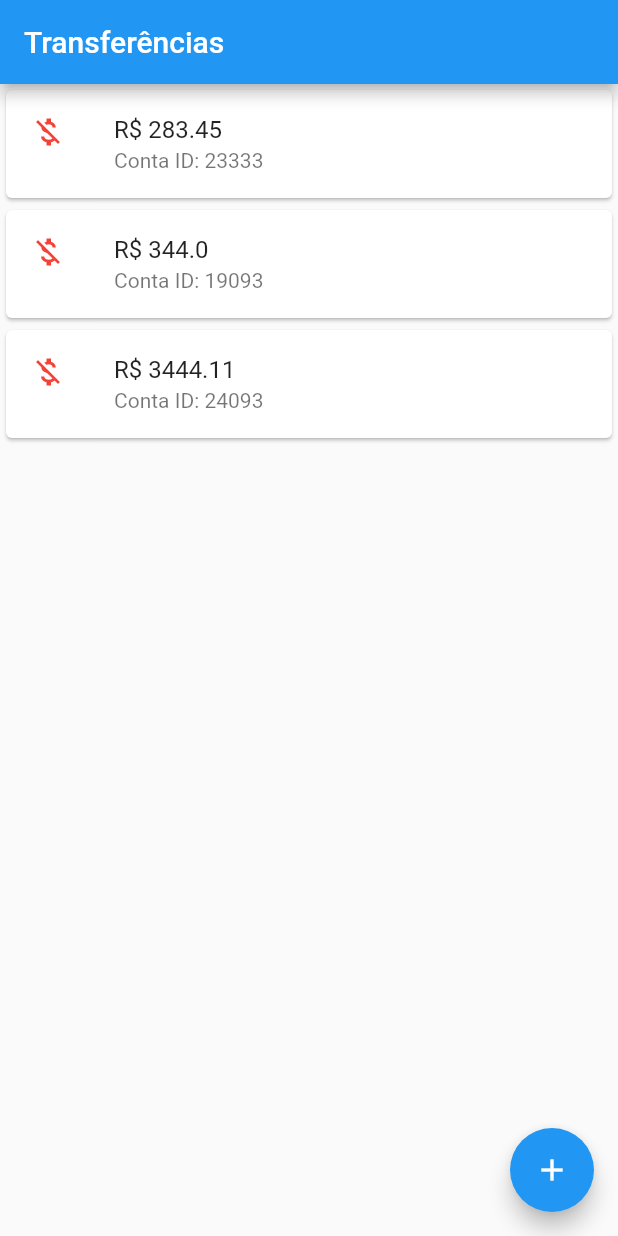
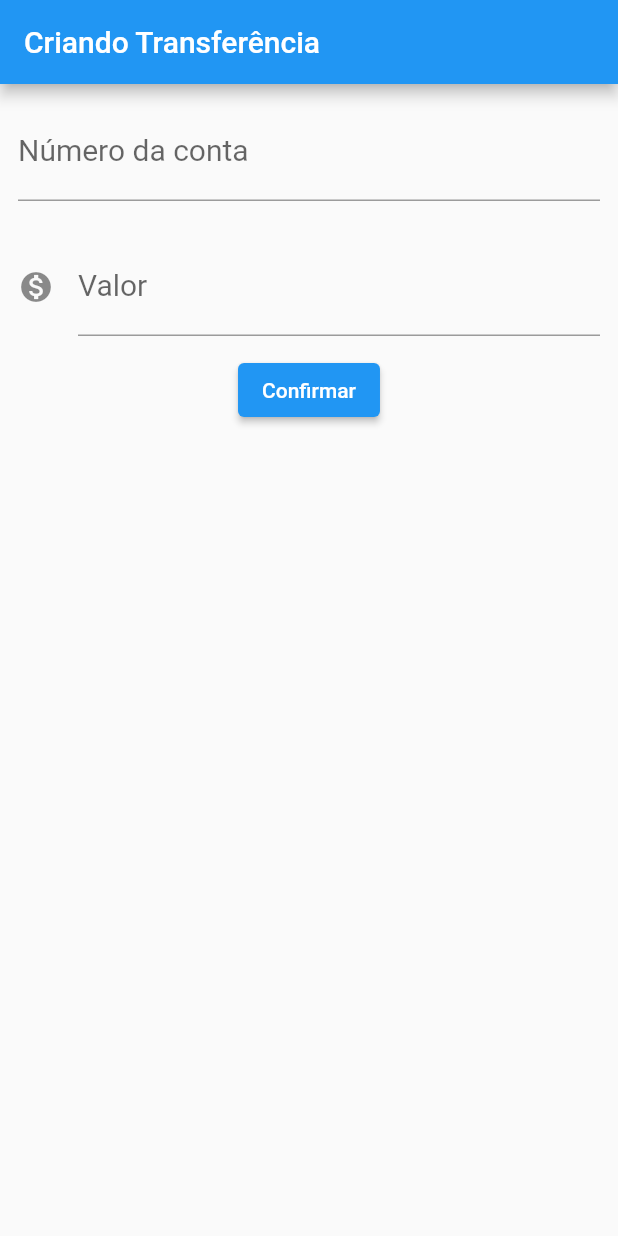
Before and after one commit to kewem/flutter-studies, a Flutter app: the screen it shows after launch, on a phone screen of 412 x 824 dp. Run offline on Flutter 3.47's test engine with Material 2 defaults, Android fonts, the phone set to English and light mode, and no system bars.

Commit message:
feat: completion of 'Criação de Transfêrencias' form functionalities

```diff
--- a/lib/main.dart
+++ b/lib/main.dart
@@ -1,42 +1,103 @@
 // ignore_for_file: prefer_const_constructors, prefer_const_literals_to_create_immutables
-
-import 'dart:ffi';
 
 import 'package:flutter/material.dart';
 
-void main() =>
-  runApp(MaterialApp(
+void main() => runApp(ByteBankApp());
+
+class ByteBankApp extends StatelessWidget {
+  const ByteBankApp({Key? key}) : super(key: key);
+
+  @override
+  Widget build(BuildContext context) {
+    return MaterialApp(
       home: Scaffold(
-      body: ListaTransferencias(),
+        body: FormularioTransferencia(),
+      ),
+    );
+  }
+}
+
+class FormularioTransferencia extends StatelessWidget {
+  final TextEditingController _controllerConta = TextEditingController();
+  final TextEditingController _controllerValor = TextEditingController();
+
+  FormularioTransferencia({Key? key}) : super(key: key);
+
+  @override
+  Widget build(BuildContext context) {
+    return Scaffold(
       appBar: AppBar(
-        title: Text('Transferências'),),
-        floatingActionButton: FloatingActionButton(
-          onPressed: () {  },
-          child: Icon(Icons.add),
+        title: Text("Criando Transferência"),
       ),
-    )
-  ));
+      body: Column(
+        children: [
+          Padding(
+            padding: const EdgeInsets.all(12.0),
+            child: TextField(
+              controller: _controllerConta,
+              style: TextStyle(fontSize: 20.0),
+              decoration: InputDecoration(
+                  labelText: "Número da conta", hintText: "0000000"),
+              keyboardType: TextInputType.number,
+            ),
+          ),
+          Padding(
+            padding: const EdgeInsets.all(12.0),
+            child: TextField(
+                controller: _controllerValor,
+                style: TextStyle(fontSize: 20.0),
+                decoration: InputDecoration(
+                    icon: Icon(Icons.monetization_on),
+                    labelText: "Valor",
+                    hintText: "R\$ 0.00"),
+                keyboardType: TextInputType.number),
+          ),
+          ElevatedButton(
+              onPressed: () {
+                final int? numeroConta = int.tryParse(_controllerConta.text);
+                final double? valor = double.tryParse(_controllerValor.text);
+                if (numeroConta != null && valor != null) {
+                  final transferenciaCriada = Transferencia(valor, numeroConta);
+                  debugPrint('$transferenciaCriada');
+                }
+              },
+              child: Text("Confirmar")),
+        ],
+      ),
+    );
+  }
+}
 
 class ListaTransferencias extends StatelessWidget {
   const ListaTransferencias({Key? key}) : super(key: key);
 
   @override
   Widget build(BuildContext context) {
-    return Column(
+    return Scaffold(
+      appBar: AppBar(
+        title: Text('Transferências'),
+      ),
+      body: Column(
         children: [
           ItemTransferencia(Transferencia(283.45, 23333)),
           ItemTransferencia(Transferencia(344.00, 19093)),
           ItemTransferencia(Transferencia(3444.11, 24093)),
         ],
+      ),
+      floatingActionButton: FloatingActionButton(
+        onPressed: () {},
+        child: Icon(Icons.add),
+      ),
     );
   }
 }
 
 class ItemTransferencia extends StatelessWidget {
-
   final Transferencia _transferencia;
 
-    const ItemTransferencia(this._transferencia);
+  // ignore: use_key_in_widget_constructors
+  const ItemTransferencia(Transferencia _transferencia)
+      : _transferencia = _transferencia;
 
   @override
   Widget build(BuildContext context) {
@@ -44,8 +105,10 @@ void main() =>
       child: ListTile(
         title: Text("R\$ ${_transferencia.valor.toString()}"),
         subtitle: Text('Conta ID: ${_transferencia.numeroConta.toString()}'),
-              leading: Icon(Icons.money_off,
-                color: Colors.red,),
+        leading: Icon(
+          Icons.money_off,
+          color: Colors.red,
+        ),
       ),
     );
   }
@@ -56,4 +119,9 @@ void main() =>
   final int numeroConta;
 
   Transferencia(this.valor, this.numeroConta);
+
+  @override
+  String toString() {
+    return 'Transferência: {valor: $valor, numeroConta: $numeroConta}';
   }
+}
```
Lines whose indentation alone changed are shown as unchanged.
